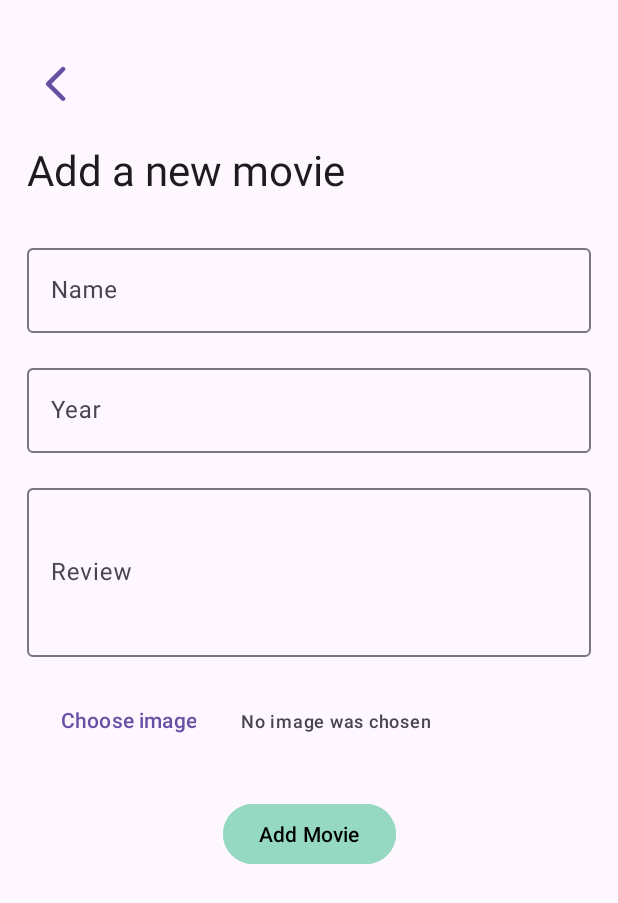
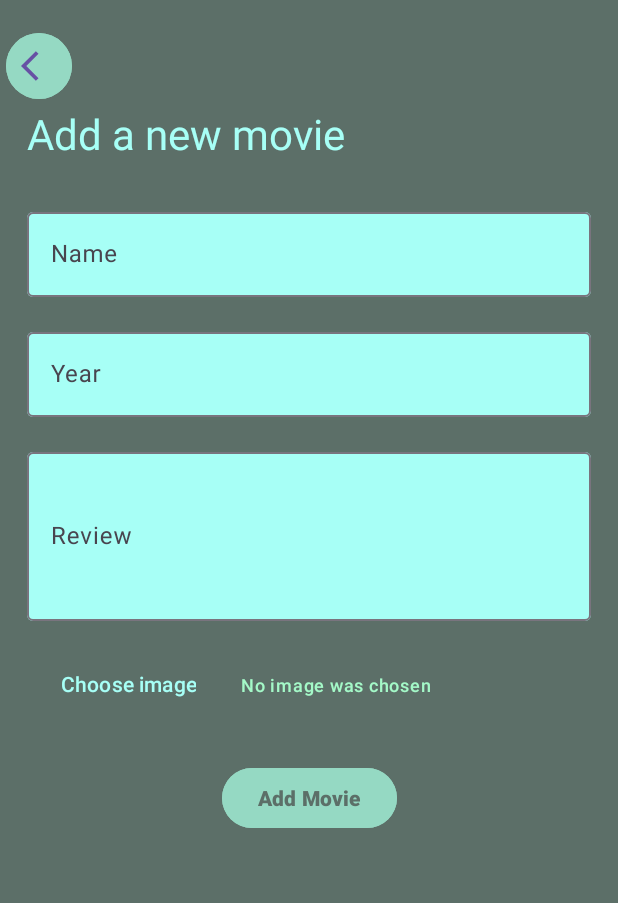
Before and after one commit to reshef-kreiner/Android_Final, an Android app: the AddMovieFragment screen opened through its navigation route, on a phone screen of 412 x 824 dp. Shown: the top 903 px of the screen. Run offline under Robolectric (Android 15) with nearby library versions, the phone set to English and light mode, and no system bars; our stand-ins replace CircleImageView, Dagger/Hilt's generated code.

Commit message:
all color themes have been changes. added a back button to the main movie fragment

```diff
--- a/MovieReviewsApp/app/src/main/java/com/example/moviereviewsapp/view/fragment/MainMoviesFragment.kt
+++ b/MovieReviewsApp/app/src/main/java/com/example/moviereviewsapp/view/fragment/MainMoviesFragment.kt
@@ -26,6 +26,10 @@ class MainMoviesFragment @Inject constructor() : BaseFragment<MainMoviesViewMode
             mainMoviesDeleteButton.setOnClickListener {
                 viewModel.onDeleteClick()
             }
+
+            mainMovieBackButton.setOnClickListener {
+                viewModel.onBackClick()
+            }
         }
 
         childFragmentManager
--- a/MovieReviewsApp/app/src/main/java/com/example/moviereviewsapp/viewmodel/MainMoviesViewModel.kt
+++ b/MovieReviewsApp/app/src/main/java/com/example/moviereviewsapp/viewmodel/MainMoviesViewModel.kt
@@ -15,4 +15,8 @@ class MainMoviesViewModel @Inject constructor(private val movieRepository: Movie
     fun onDeleteClick() {
         movieRepository.deleteMovies()
     }
+
+    fun onBackClick() {
+        navigateBack()
+    }
 }
--- /dev/null
+++ b/MovieReviewsApp/app/src/main/res/drawable/go_back.xml
@@ -0,0 +1,5 @@
+<vector android:autoMirrored="true" android:height="24dp"
+    android:tint="#95D9C3" android:viewportHeight="24"
+    android:viewportWidth="24" android:width="24dp" xmlns:android="http://schemas.android.com/apk/res/android">
+    <path android:fillColor="@android:color/white" android:pathData="M11.67,3.87L9.9,2.1 0,12l9.9,9.9 1.77,-1.77L3.54,12z"/>
+</vector>
--- a/MovieReviewsApp/app/src/main/res/layout/add_movie.xml
+++ b/MovieReviewsApp/app/src/main/res/layout/add_movie.xml
@@ -5,6 +5,7 @@
     xmlns:app="http://schemas.android.com/apk/res-auto"
     android:layout_width="match_parent"
     android:layout_height="match_parent"
+    android:background="@color/background_gray"
     android:orientation="vertical">
 
     <Button
@@ -13,8 +14,9 @@
         android:layout_width="wrap_content"
         android:layout_height="wrap_content"
         android:layout_marginTop="@dimen/default_spacing"
-        app:icon="@drawable/chevron_left"
+        app:icon="@drawable/go_back"
         app:iconSize="0dp"
+        android:backgroundTint="@color/buttons_green_blueish"
         app:layout_constraintStart_toStartOf="parent"
         app:layout_constraintTop_toTopOf="parent" />
 
@@ -22,6 +24,7 @@
         android:id="@+id/add_movie_title"
         android:layout_width="wrap_content"
         android:layout_height="wrap_content"
+        android:textColor="@color/text_blue"
         android:layout_marginStart="@dimen/default_spacing"
         android:layout_marginBottom="16dp"
         android:text="@string/add_movie_title"
@@ -36,6 +39,7 @@
         android:layout_marginStart="@dimen/default_spacing"
         android:layout_marginTop="@dimen/default_spacing_big"
         android:layout_marginEnd="@dimen/default_spacing"
+        app:boxBackgroundColor="@color/text_blue"
         android:hint="@string/add_movie_name"
         app:layout_constraintEnd_toEndOf="parent"
         app:layout_constraintStart_toStartOf="parent"
@@ -54,6 +58,7 @@
         android:layout_marginTop="@dimen/default_spacing"
         android:layout_marginEnd="@dimen/default_spacing"
         android:hint="@string/add_movie_year"
+        app:boxBackgroundColor="@color/text_blue"
         app:layout_constraintEnd_toEndOf="parent"
         app:layout_constraintStart_toStartOf="parent"
         app:layout_constraintTop_toBottomOf="@id/add_movie_name_input">
@@ -72,6 +77,7 @@
         android:layout_marginTop="@dimen/default_spacing"
         android:layout_marginEnd="@dimen/default_spacing"
         android:hint="@string/add_movie_review"
+        app:boxBackgroundColor="@color/text_blue"
         app:layout_constraintEnd_toEndOf="parent"
         app:layout_constraintStart_toStartOf="parent"
         app:layout_constraintTop_toBottomOf="@id/add_movie_year_input">
@@ -93,6 +99,7 @@
         android:layout_marginTop="@dimen/default_spacing"
         android:layout_marginEnd="@dimen/default_spacing"
         android:text="@string/choose_image"
+        android:textColor="@color/text_blue"
         app:layout_constraintStart_toStartOf="parent"
         app:layout_constraintTop_toBottomOf="@id/add_movie_review_input" />
 
@@ -105,6 +112,7 @@
         android:ellipsize="end"
         android:maxLines="1"
         android:text="@string/no_image_was_chosen"
+        android:textColor="@color/text_green"
         android:textAppearance="@style/TextAppearance.Material3.LabelMedium"
         app:layout_constraintBottom_toBottomOf="@id/add_movie_image_button"
         app:layout_constraintEnd_toEndOf="parent"
@@ -120,7 +128,8 @@
         android:layout_marginTop="@dimen/default_spacing_big"
         android:layout_marginEnd="@dimen/default_spacing"
         android:text="@string/add_submit_button_text"
-        android:textColor="@color/black"
+        android:textStyle="bold"
+        android:textColor="@color/background_gray"
         android:backgroundTint="@color/buttons_green_blueish"
         app:layout_constraintEnd_toEndOf="parent"
         app:layout_constraintStart_toStartOf="parent"
```
Also changed, not shown: MovieReviewsApp/app/src/main/res/layout/main_movies.xml (+12 -0 lines), MovieReviewsApp/app/src/main/res/layout/movie_detail.xml (+7 -1 lines).
